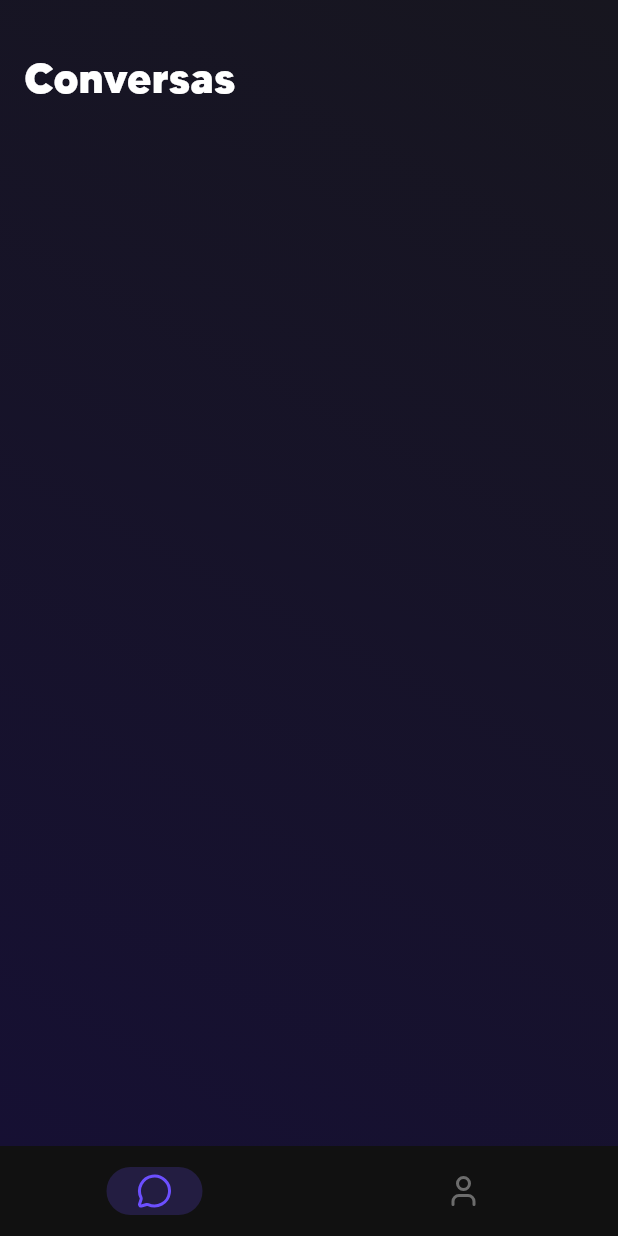
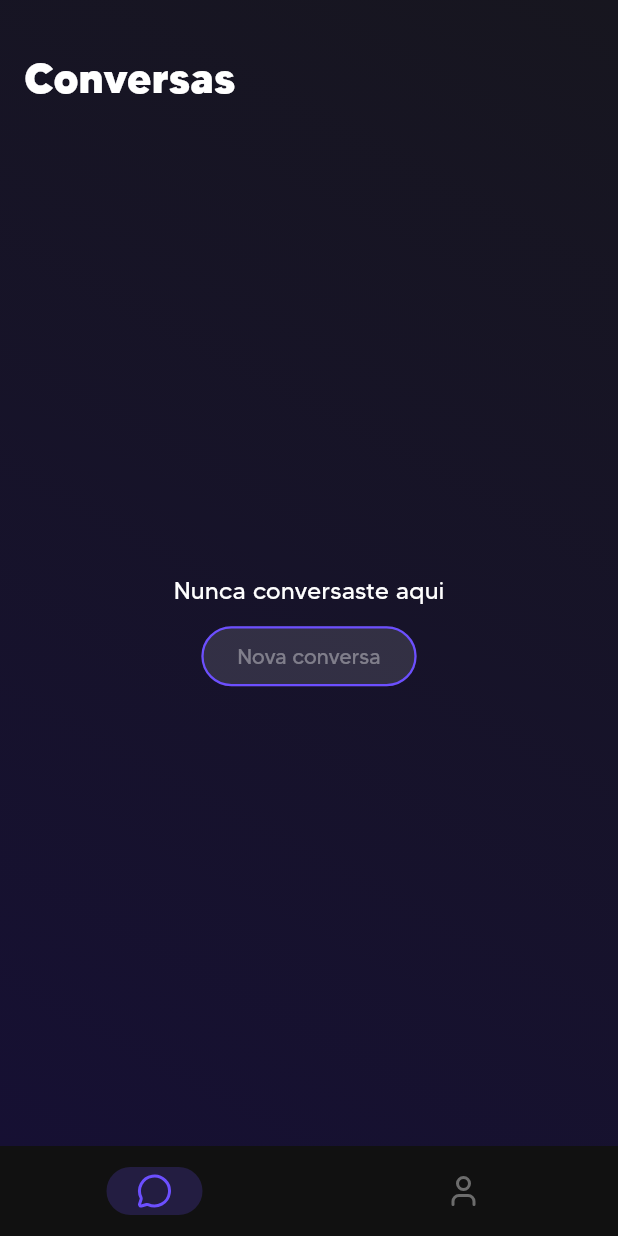
Before and after one commit to devesa01/drena-conversa, a Flutter app: the MainShell screen opened by its route, on a phone screen of 412 x 824 dp. Run offline on Flutter 3.47's test engine with Material 3 defaults, Android fonts, the light colour scheme and no system bars; our stand-ins replace flutter_riverpod, flutter_secure_storage, lucide_icons; accounts and stored records are empty.

Commit message:
feat: new chat menu screen

```diff
--- a/lib/core/constants/app_strings.dart
+++ b/lib/core/constants/app_strings.dart
@@ -20,4 +20,8 @@ class AppStrings {
   // Other error messages
   static const errorNetwork = 'Network error. Please check your connection and try again.';
   static const errorUnknown = 'An unknown error occurred. Please try again later.';
+
+
+  // Chat Menu
+  static const newChatButton = 'Nova conversa';
 }
--- a/lib/features/chat-menu/presentation/screen/chat_menu_screen.dart
+++ b/lib/features/chat-menu/presentation/screen/chat_menu_screen.dart
@@ -1,9 +1,25 @@
 import 'package:drena_conversa/core/constants/app_colors.dart';
 import 'package:drena_conversa/core/constants/app_dimensions.dart';
 import 'package:drena_conversa/core/constants/app_fonts.dart';
+import 'package:drena_conversa/core/constants/app_strings.dart';
 import 'package:drena_conversa/features/auth/presentation/providers/auth_notifier.dart';
 import 'package:flutter/material.dart';
 import 'package:flutter_riverpod/flutter_riverpod.dart';
+
+// Modelo simples para conversa (ajusta ao teu modelo real)
+class ChatPreview {
+  final String id;
+  final String title;
+  final String lastMessage;
+  final DateTime updatedAt;
+
+  const ChatPreview({
+    required this.id,
+    required this.title,
+    required this.lastMessage,
+    required this.updatedAt,
+  });
+}
 
 class ChatMenuScreen extends ConsumerWidget {
   const ChatMenuScreen({super.key});
@@ -11,6 +27,9 @@ class ChatMenuScreen extends ConsumerWidget {
   @override
   Widget build(BuildContext context, WidgetRef ref) {
     final user = ref.watch(currentUserProvider);
+
+    // Substitui por um provider real quando tiveres
+    const List<ChatPreview> chats = [];
 
     return Scaffold(
       backgroundColor: AppColors.backgroundBase,
@@ -26,10 +45,7 @@ class ChatMenuScreen extends ConsumerWidget {
               padding: const EdgeInsets.all(AppDimensions.screenPaddingMobile),
               child: Column(
                 crossAxisAlignment: CrossAxisAlignment.start,
-                children: [
-                  _buildHeader(user?.nut),
-                  // TODO: resto do conteúdo
-                ],
+                children: [_buildHeader(), _buildChatList(context, chats)],
               ),
             ),
           ),
@@ -38,21 +54,76 @@ class ChatMenuScreen extends ConsumerWidget {
     );
   }
 
-  Widget _buildHeader(String? nut) {
+  Widget _buildHeader() {
     return Column(
       crossAxisAlignment: CrossAxisAlignment.start,
       children: [
         const SizedBox(height: AppDimensions.spacingS),
-        Text(
-          'Conversas',
-          style: AppFonts.title,
-        ),
-        Text(
-          nut ?? '',
-          style: AppFonts.body,
-        ),
+        Text('Conversas', style: AppFonts.title),
         const SizedBox(height: AppDimensions.spacingM),
       ],
     );
   }
+
+  Widget _buildChatList(BuildContext context, List<ChatPreview> chats) {
+    if (chats.isEmpty) {
+      return _buildEmptyState(context);
+    }
+
+    return Expanded(
+      child: ListView.separated(
+        itemCount: chats.length,
+        separatorBuilder: (_, __) =>
+            const SizedBox(height: AppDimensions.spacingS),
+        itemBuilder: (context, index) {
+          final chat = chats[index];
+          return _buildChatTile(context, chat);
+        },
+      ),
+    );
+  }
+
+  Widget _buildEmptyState(BuildContext context) {
+    return Expanded(
+      child: SizedBox(
+        width: double.infinity,
+        child: Column(
+          mainAxisAlignment: MainAxisAlignment.center,
+          crossAxisAlignment: CrossAxisAlignment.center,
+          children: [
+            Text('Nunca conversaste aqui', style: AppFonts.body),
+            const SizedBox(height: AppDimensions.spacingXS),
+            _buildNewChatButton(),
+          ],
+        ),
+      ),
+    );
+  }
+
+  Widget _buildNewChatButton() {
+    return ElevatedButton(
+      onPressed: null,
+      child: const Text(AppStrings.newChatButton),
+    );
+  }
+
+  Widget _buildChatTile(BuildContext context, ChatPreview chat) {
+    return ListTile(
+      tileColor: AppColors.badgeText, // ajustar cor
+      shape: RoundedRectangleBorder(
+        borderRadius: BorderRadius.circular(AppDimensions.inputBorderRadius),
+      ),
+      title: Text(chat.title, style: AppFonts.body),
+      subtitle: Text(
+        chat.lastMessage,
+        style: AppFonts.label,
+        maxLines: 1,
+        overflow: TextOverflow.ellipsis,
+      ),
+      onTap: () {
+        // Navega para a conversa
+        // Navigator.pushNamed(context, '/conversa', arguments: chat.id);
+      },
+    );
+  }
 }
```
